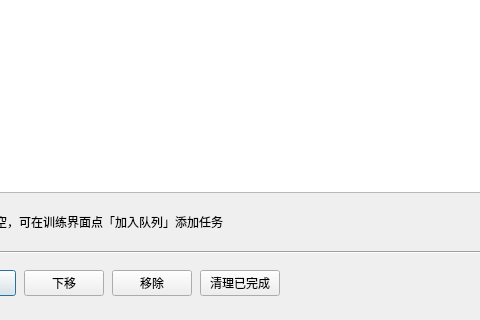
Above: ui/train_queue.ui from pythondever/easy_trainer before the change; both pictures show x 88 to 568 and y 280 to 600 of the 900 by 600 pixel window. Below: the same form after it.
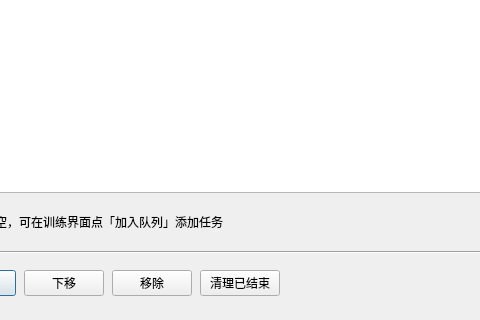
That is the form after the change.

Patch:
```diff
--- a/ui/train_queue.ui
+++ b/ui/train_queue.ui
@@ -226,7 +226,7 @@
           <item>
             <widget class="QPushButton" name="clear_done_btn">
               <property name="text">
-                <string>清理已完成</string>
+                <string>清理已结束</string>
               </property>
               <property name="class" stdset="0">
                 <string>ghost</string>
```
